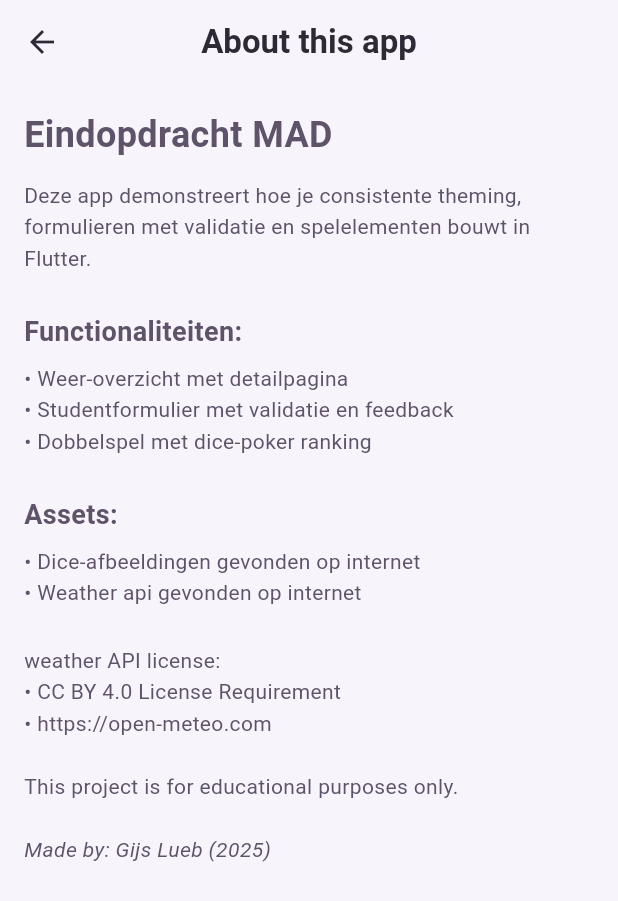
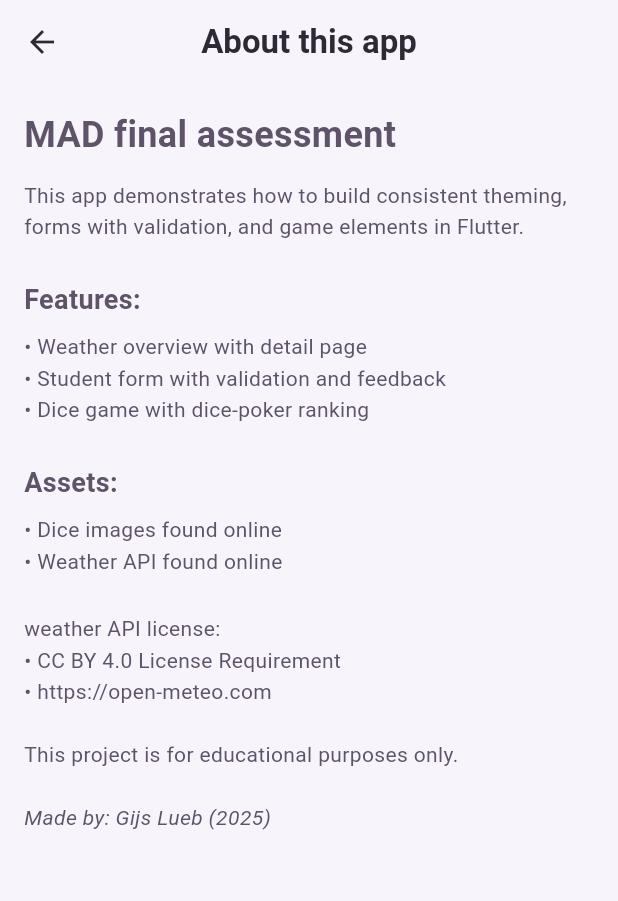
Before and after one commit to regice-gh/project-Visentia, a Flutter app: the AboutScreen screen opened directly, on a phone screen of 412 x 824 dp. Shown: the top 901 px of the screen. Run offline on Flutter 3.47's test engine with Material 3 defaults, Android fonts, the phone set to English and light mode, and no system bars; network calls fail.

Commit message:
finished mad 1 basis

```diff
--- a/lib/main.dart
+++ b/lib/main.dart
@@ -36,7 +36,7 @@ class _MainNavigationState extends State<MainNavigation> {
   static const List<Widget> _widgetOptions = <Widget>[
     const MainScreen(),
     const GambleScreen(),
-    const SentimentScreen(),
+    const FormScreen(),
     const AboutScreen(),
   ];
 
--- a/lib/screens/about.screen.dart
+++ b/lib/screens/about.screen.dart
@@ -20,30 +20,30 @@ class _AboutScreenState extends State<AboutScreen> {
           crossAxisAlignment: CrossAxisAlignment.start,
           children: const [
             Text(
-              'Eindopdracht MAD',
+              'MAD final assessment',
               style: TextStyle(fontSize: 24, fontWeight: FontWeight.bold),
             ),
             SizedBox(height: 12),
             Text(
-              'Deze app demonstreert hoe je consistente theming, formulieren met validatie en spelelementen bouwt in Flutter.',
+              'This app demonstrates how to build consistent theming, forms with validation, and game elements in Flutter.',
             ),
             SizedBox(height: 24),
             Text(
-              'Functionaliteiten:',
+              'Features:',
               style: TextStyle(fontSize: 18, fontWeight: FontWeight.bold),
             ),
             SizedBox(height: 8),
-            Text('• Weer-overzicht met detailpagina'),
-            Text('• Studentformulier met validatie en feedback'),
-            Text('• Dobbelspel met dice-poker ranking'),
+            Text('• Weather overview with detail page'),
+            Text('• Student form with validation and feedback'),
+            Text('• Dice game with dice-poker ranking'),
             SizedBox(height: 24),
             Text(
               'Assets:',
               style: TextStyle(fontSize: 18, fontWeight: FontWeight.bold),
             ),
             SizedBox(height: 8),
-            Text('• Dice-afbeeldingen gevonden op internet'),
-            Text('• Weather api gevonden op internet'),
+            Text('• Dice images found online'),
+            Text('• Weather API found online'),
             SizedBox(height: 24),
             Text('weather API license:\n'
                 '• CC BY 4.0 License Requirement\n'
--- a/lib/screens/home.screen.dart
+++ b/lib/screens/home.screen.dart
@@ -13,7 +13,7 @@ class MainScreen extends StatefulWidget {
 }
 
 class _MainScreenState extends State<MainScreen> {
-  //State Variables Weather API
+  //Variables Weather API
   bool _isLoadingWeather = true;
   String? _weatherError;
   double? _temperature;
--- a/lib/screens/submissionPreview.dart
+++ b/lib/screens/submissionPreview.dart
@@ -0,0 +1,51 @@
+import 'package:flutter/material.dart';
+
+import '../theme/app_theme.dart';
+
+class SubmissionPreview extends StatelessWidget {
+  const SubmissionPreview({
+    required this.name,
+    required this.email,
+    required this.message,
+  });
+
+  final String name;
+  final String email;
+  final String message;
+
+  @override
+  Widget build(BuildContext context) {
+    final theme = Theme.of(context);
+
+    return Column(
+      crossAxisAlignment: CrossAxisAlignment.stretch,
+      children: [
+        const SizedBox(height: AppSpacing.section),
+        Card(
+          child: Padding(
+            padding: const EdgeInsets.all(AppSpacing.section),
+            child: Column(
+              crossAxisAlignment: CrossAxisAlignment.start,
+              children: [
+                Text(
+                  'submission preview',
+                  style: theme.textTheme.titleMedium,
+                ),
+                const SizedBox(height: AppSpacing.item),
+                Text('Name: $name'),
+                Text('Email: $email'),
+                const SizedBox(height: AppSpacing.small),
+                const Text('Message:'),
+                const SizedBox(height: AppSpacing.small),
+                Text(
+                  message,
+                  style: theme.textTheme.bodyMedium,
+                ),
+              ],
+            ),
+          ),
+        ),
+      ],
+    );
+  }
+}
--- a/lib/theme/app_theme.dart
+++ b/lib/theme/app_theme.dart
@@ -32,7 +32,6 @@ class AppTheme {
           ),
         ),
         cardTheme: CardThemeData(
-          // Changed from CardTheme to CardThemeData
           color: Colors.white,
           elevation: 3,
           shape: RoundedRectangleBorder(
```
Also changed, not shown: lib/screens/form.screen.dart (+12 -32 lines), lib/screens/gamble.screen.dart (+10 -13 lines).
